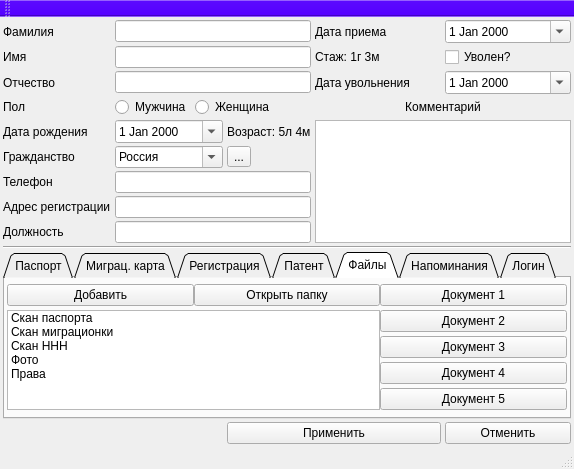
Qt form ui/add_work.ui (Meller008/CRM-Avi) before a commit.
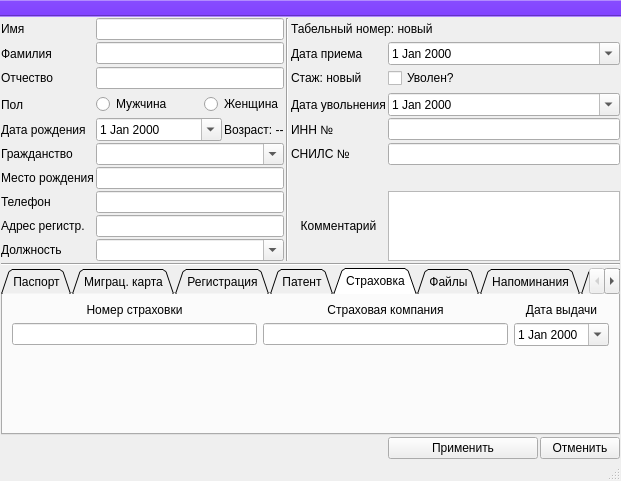
The same form after that commit. The open tabs and pages were chosen to show the change.

```diff
--- a/ui/add_work.ui
+++ b/ui/add_work.ui
@@ -6,253 +6,294 @@
    <rect>
     <x>0</x>
     <y>0</y>
-    <width>574</width>
-    <height>453</height>
+    <width>621</width>
+    <height>449</height>
    </rect>
   </property>
   <property name="windowTitle">
    <string>MainWindow</string>
   </property>
   <widget class="QWidget" name="centralwidget">
-   <layout class="QGridLayout" name="gridLayout">
+   <layout class="QGridLayout" name="gridLayout" columnstretch="0,2,0,0,0,0,1">
     <property name="leftMargin">
-     <number>3</number>
+     <number>1</number>
     </property>
     <property name="topMargin">
-     <number>3</number>
+     <number>1</number>
     </property>
     <property name="rightMargin">
-     <number>3</number>
+     <number>1</number>
     </property>
     <property name="bottomMargin">
-     <number>3</number>
+     <number>0</number>
     </property>
-    <property name="horizontalSpacing">
-     <number>4</number>
+    <property name="spacing">
+     <number>2</number>
     </property>
-    <property name="verticalSpacing">
-     <number>3</number>
-    </property>
-    <item row="3" column="0">
-     <widget class="QLabel" name="label_3">
+    <item row="6" column="2" colspan="2">
+     <widget class="QRadioButton" name="rb_sex_f">
       <property name="text">
-       <string>Отчество</string>
+       <string>Женщина</string>
       </property>
      </widget>
     </item>
-    <item row="0" column="0">
-     <widget class="QLabel" name="label">
-      <property name="text">
-       <string>Фамилия</string>
-      </property>
-     </widget>
-    </item>
-    <item row="2" column="0">
-     <widget class="QLabel" name="label_2">
-      <property name="text">
-       <string>Имя</string>
-      </property>
-     </widget>
-    </item>
-    <item row="6" column="0">
+    <item row="7" column="0">
      <widget class="QLabel" name="label_4">
       <property name="text">
        <string>Дата рождения</string>
       </property>
      </widget>
     </item>
-    <item row="9" column="1" colspan="3">
-     <widget class="QLineEdit" name="lineEdit_5"/>
+    <item row="7" column="5">
+     <widget class="QLabel" name="label_34">
+      <property name="text">
+       <string>ИНН №</string>
+      </property>
+     </widget>
     </item>
     <item row="3" column="5">
-     <widget class="QDateEdit" name="dateEdit_3">
-      <property name="calendarPopup">
-       <bool>true</bool>
+     <widget class="QLabel" name="label_8">
+      <property name="text">
+       <string>Дата приема</string>
       </property>
      </widget>
     </item>
-    <item row="2" column="4">
+    <item row="16" column="6">
+     <layout class="QHBoxLayout" name="horizontalLayout">
+      <item>
+       <widget class="QPushButton" name="pb_acc">
+        <property name="minimumSize">
+         <size>
+          <width>150</width>
+          <height>0</height>
+         </size>
+        </property>
+        <property name="text">
+         <string>Применить</string>
+        </property>
+       </widget>
+      </item>
+      <item>
+       <widget class="QPushButton" name="pushButton_11">
+        <property name="text">
+         <string>Отменить</string>
+        </property>
+       </widget>
+      </item>
+     </layout>
+    </item>
+    <item row="1" column="4" rowspan="12">
+     <widget class="Line" name="line_2">
+      <property name="orientation">
+       <enum>Qt::Vertical</enum>
+      </property>
+     </widget>
+    </item>
+    <item row="3" column="1" colspan="3">
+     <widget class="QLineEdit" name="le_info_last_name">
+      <property name="maxLength">
+       <number>40</number>
+      </property>
+     </widget>
+    </item>
+    <item row="4" column="5">
      <widget class="QLabel" name="label_10">
       <property name="text">
-       <string>Стаж: 1г 3м</string>
+       <string>Стаж: новый</string>
       </property>
      </widget>
     </item>
-    <item row="2" column="5">
-     <widget class="QCheckBox" name="checkBox">
+    <item row="4" column="6">
+     <widget class="QCheckBox" name="cb_info_leave">
       <property name="text">
        <string>Уволен?</string>
       </property>
      </widget>
     </item>
-    <item row="3" column="4">
+    <item row="3" column="0">
+     <widget class="QLabel" name="label">
+      <property name="text">
+       <string>Фамилия</string>
+      </property>
+     </widget>
+    </item>
+    <item row="7" column="6">
+     <widget class="QLineEdit" name="le_info_inn">
+      <property name="maxLength">
+       <number>12</number>
+      </property>
+     </widget>
+    </item>
+    <item row="8" column="0">
+     <widget class="QLabel" name="label_5">
+      <property name="text">
+       <string>Гражданство</string>
+      </property>
+     </widget>
+    </item>
+    <item row="7" column="3">
+     <widget class="QLabel" name="lb_info_years">
+      <property name="text">
+       <string>Возраст: --</string>
+      </property>
+     </widget>
+    </item>
+    <item row="6" column="5">
      <widget class="QLabel" name="label_9">
       <property name="text">
        <string>Дата увольнения</string>
       </property>
      </widget>
     </item>
-    <item row="11" column="0" colspan="6">
-     <widget class="Line" name="line">
-      <property name="orientation">
-       <enum>Qt::Horizontal</enum>
-      </property>
-     </widget>
-    </item>
-    <item row="0" column="4">
-     <widget class="QLabel" name="label_8">
-      <property name="text">
-       <string>Дата приема</string>
-      </property>
-     </widget>
-    </item>
-    <item row="0" column="5">
-     <widget class="QDateEdit" name="dateEdit_2">
+    <item row="3" column="6">
+     <widget class="QDateEdit" name="de_info_recruitment">
       <property name="calendarPopup">
        <bool>true</bool>
       </property>
      </widget>
     </item>
-    <item row="6" column="3">
-     <widget class="QLabel" name="label_7">
-      <property name="text">
-       <string>Возраст: 5л 4м</string>
-      </property>
-     </widget>
-    </item>
-    <item row="8" column="1" colspan="3">
-     <widget class="QLineEdit" name="lineEdit_6"/>
-    </item>
-    <item row="8" column="0">
+    <item row="10" column="0">
      <widget class="QLabel" name="label_12">
       <property name="text">
        <string>Телефон</string>
       </property>
      </widget>
     </item>
-    <item row="7" column="0">
-     <widget class="QLabel" name="label_5">
+    <item row="8" column="5">
+     <widget class="QLabel" name="label_40">
       <property name="text">
-       <string>Гражданство</string>
+       <string>СНИЛС №</string>
       </property>
      </widget>
     </item>
-    <item row="9" column="0">
+    <item row="6" column="0">
+     <widget class="QLabel" name="label_14">
+      <property name="text">
+       <string>Пол</string>
+      </property>
+     </widget>
+    </item>
+    <item row="13" column="0" colspan="7">
+     <widget class="Line" name="line">
+      <property name="orientation">
+       <enum>Qt::Horizontal</enum>
+      </property>
+     </widget>
+    </item>
+    <item row="11" column="1" colspan="3">
+     <widget class="QLineEdit" name="le_info_address">
+      <property name="maxLength">
+       <number>80</number>
+      </property>
+     </widget>
+    </item>
+    <item row="11" column="0">
      <widget class="QLabel" name="label_6">
       <property name="text">
-       <string>Адрес регистрации</string>
+       <string>Адрес регистр.</string>
       </property>
      </widget>
     </item>
-    <item row="0" column="1" colspan="3">
-     <widget class="QLineEdit" name="lineEdit"/>
+    <item row="1" column="5" rowspan="2" colspan="2">
+     <widget class="QLabel" name="lb_info_id">
+      <property name="styleSheet">
+       <string notr="true">font: 10pt &quot;Tahoma&quot;;</string>
+      </property>
+      <property name="text">
+       <string>Табельный номер: новый</string>
+      </property>
+     </widget>
     </item>
-    <item row="2" column="1" colspan="3">
-     <widget class="QLineEdit" name="lineEdit_2"/>
+    <item row="10" column="6" rowspan="3">
+     <widget class="QPlainTextEdit" name="le_info_note"/>
     </item>
-    <item row="6" column="1" colspan="2">
-     <widget class="QDateEdit" name="dateEdit">
+    <item row="4" column="1" colspan="3">
+     <widget class="QLineEdit" name="le_info_middle_name">
+      <property name="maxLength">
+       <number>40</number>
+      </property>
+     </widget>
+    </item>
+    <item row="6" column="6">
+     <widget class="QDateEdit" name="de_info_leave">
       <property name="calendarPopup">
        <bool>true</bool>
       </property>
      </widget>
     </item>
-    <item row="3" column="1" colspan="3">
-     <widget class="QLineEdit" name="lineEdit_3"/>
-    </item>
-    <item row="5" column="4" colspan="2">
+    <item row="10" column="5" rowspan="3">
      <widget class="QLabel" name="label_11">
       <property name="text">
        <string>&lt;html&gt;&lt;head/&gt;&lt;body&gt;&lt;p align=&quot;center&quot;&gt;Комментарий&lt;/p&gt;&lt;/body&gt;&lt;/html&gt;</string>
       </property>
      </widget>
     </item>
-    <item row="5" column="1">
-     <widget class="QRadioButton" name="radioButton">
+    <item row="4" column="0">
+     <widget class="QLabel" name="label_3">
+      <property name="text">
+       <string>Отчество</string>
+      </property>
+     </widget>
+    </item>
+    <item row="1" column="1" rowspan="2" colspan="3">
+     <widget class="QLineEdit" name="le_info_first_name">
+      <property name="maxLength">
+       <number>40</number>
+      </property>
+     </widget>
+    </item>
+    <item row="6" column="1">
+     <widget class="QRadioButton" name="rb_sex_m">
       <property name="text">
        <string>Мужчина</string>
       </property>
      </widget>
     </item>
-    <item row="5" column="0">
-     <widget class="QLabel" name="label_14">
+    <item row="1" column="0" rowspan="2">
+     <widget class="QLabel" name="label_2">
       <property name="text">
-       <string>Пол</string>
+       <string>Имя</string>
       </property>
      </widget>
     </item>
-    <item row="5" column="2" colspan="2">
-     <widget class="QRadioButton" name="radioButton_2">
-      <property name="text">
-       <string>Женщина</string>
-      </property>
-     </widget>
-    </item>
-    <item row="7" column="1" colspan="2">
-     <widget class="QComboBox" name="comboBox">
-      <property name="editable">
-       <bool>true</bool>
-      </property>
-      <item>
-       <property name="text">
-        <string>Россия</string>
-       </property>
-      </item>
-      <item>
-       <property name="text">
-        <string>Киргизия</string>
-       </property>
-      </item>
-     </widget>
-    </item>
-    <item row="7" column="3">
-     <widget class="QToolButton" name="toolButton">
-      <property name="text">
-       <string>...</string>
-      </property>
-     </widget>
-    </item>
-    <item row="14" column="5">
-     <widget class="QPushButton" name="pushButton_10">
-      <property name="text">
-       <string>Отменить</string>
-      </property>
-     </widget>
-    </item>
-    <item row="14" column="3" colspan="2">
-     <widget class="QPushButton" name="pushButton_11">
-      <property name="text">
-       <string>Применить</string>
-      </property>
-     </widget>
-    </item>
-    <item row="10" column="0">
-     <widget class="QLabel" name="label_23">
-      <property name="text">
-       <string>Должность</string>
-      </property>
-     </widget>
-    </item>
-    <item row="6" column="4" rowspan="5" colspan="2">
-     <widget class="QPlainTextEdit" name="plainTextEdit"/>
-    </item>
     <item row="10" column="1" colspan="3">
-     <widget class="QLineEdit" name="lineEdit_12"/>
+     <widget class="QLineEdit" name="le_info_phone">
+      <property name="maxLength">
+       <number>13</number>
+      </property>
+     </widget>
     </item>
-    <item row="13" column="0" colspan="6">
-     <widget class="QTabWidget" name="tabWidget">
+    <item row="7" column="1" colspan="2">
+     <widget class="QDateEdit" name="de_info_birth">
+      <property name="calendarPopup">
+       <bool>true</bool>
+      </property>
+     </widget>
+    </item>
+    <item row="9" column="1" colspan="3">
+     <widget class="QLineEdit" name="le_info_birthplace"/>
+    </item>
+    <item row="9" column="0">
+     <widget class="QLabel" name="label_7">
+      <property name="text">
+       <string>Место рождения</string>
+      </property>
+     </widget>
+    </item>
+    <item row="15" column="0" colspan="7">
+     <widget class="QTabWidget" name="tw_info">
       <property name="styleSheet">
        <string notr="true"/>
       </property>
+      <property name="tabPosition">
+       <enum>QTabWidget::North</enum>
+      </property>
       <property name="tabShape">
        <enum>QTabWidget::Triangular</enum>
       </property>
       <property name="currentIndex">
        <number>0</number>
       </property>
-      <property name="elideMode">
-       <enum>Qt::ElideNone</enum>
-      </property>
       <property name="usesScrollButtons">
        <bool>true</bool>
       </property>
@@ -607,7 +648,65 @@
          </widget>
         </item>
         <item row="5" column="0">
-         <widget class="QLineEdit" name="lineEdit_21"/>
+         <widget class="QLineEdit" name="le_patent_issued">
+          <property name="maxLength">
+           <number>38</number>
+          </property>
+         </widget>
+        </item>
+       </layout>
+      </widget>
+      <widget class="QWidget" name="tab_8">
+       <attribute name="title">
+        <string>Страховка</string>
+       </attribute>
+       <layout class="QGridLayout" name="gridLayout_9">
+        <item row="1" column="0">
+         <widget class="QLineEdit" name="le_insurance_number"/>
+        </item>
+        <item row="1" column="3">
+         <widget class="QDateEdit" name="de_insurance_date">
+          <property name="calendarPopup">
+           <bool>true</bool>
+          </property>
+         </widget>
+        </item>
+        <item row="1" column="2">
+         <widget class="QLineEdit" name="le_insurance_company"/>
+        </item>
+        <item row="0" column="2">
+         <widget class="QLabel" name="label_42">
+          <property name="text">
+           <string>&lt;html&gt;&lt;head/&gt;&lt;body&gt;&lt;p align=&quot;center&quot;&gt;Страховая компания&lt;/p&gt;&lt;/body&gt;&lt;/html&gt;</string>
+          </property>
+         </widget>
+        </item>
+        <item row="0" column="3">
+         <widget class="QLabel" name="label_43">
+          <property name="text">
+           <string>&lt;html&gt;&lt;head/&gt;&lt;body&gt;&lt;p align=&quot;center&quot;&gt;Дата выдачи&lt;/p&gt;&lt;/body&gt;&lt;/html&gt;</string>
+          </property>
+         </widget>
+        </item>
+        <item row="0" column="0">
+         <widget class="QLabel" name="label_41">
+          <property name="text">
+           <string>&lt;html&gt;&lt;head/&gt;&lt;body&gt;&lt;p align=&quot;center&quot;&gt;Номер страховки&lt;/p&gt;&lt;/body&gt;&lt;/html&gt;</string>
+          </property>
+         </widget>
+        </item>
+        <item row="2" column="2">
+         <spacer name="verticalSpacer_6">
+          <property name="orientation">
+           <enum>Qt::Vertical</enum>
+          </property>
+          <property name="sizeHint" stdset="0">
+           <size>
+            <width>20</width>
+            <height>40</height>
+           </size>
+          </property>
+         </spacer>
         </item>
        </layout>
       </widget>
@@ -634,42 +733,42 @@
         <item row="4" column="2">
          <widget class="QPushButton" name="pushButton_4">
           <property name="text">
-           <string>Документ 4</string>
+           <string>Трудовой договор</string>
           </property>
          </widget>
         </item>
         <item row="2" column="2">
          <widget class="QPushButton" name="pushButton_5">
           <property name="text">
-           <string>Документ 2</string>
+           <string>Уведомление о расторжении труд.дог.</string>
           </property>
          </widget>
         </item>
         <item row="1" column="2">
          <widget class="QPushButton" name="pushButton">
           <property name="text">
-           <string>Документ 1</string>
+           <string>Уведомление о заключении труд.дог.</string>
           </property>
          </widget>
         </item>
         <item row="3" column="2">
          <widget class="QPushButton" name="pushButton_6">
           <property name="text">
-           <string>Документ 3</string>
+           <string>Уведомление о регистрации</string>
           </property>
          </widget>
         </item>
         <item row="5" column="2">
          <widget class="QPushButton" name="pushButton_7">
           <property name="text">
-           <string>Документ 5</string>
+           <string>Пусто</string>
           </property>
          </widget>
         </item>
         <item row="1" column="0">
          <widget class="QPushButton" name="pushButton_2">
           <property name="text">
-           <string>Добавить</string>
+           <string>Добавить фаил</string>
           </property>
          </widget>
         </item>
@@ -681,33 +780,7 @@
          </widget>
         </item>
         <item row="2" column="0" rowspan="4" colspan="2">
-         <widget class="QListWidget" name="listWidget">
-          <item>
-           <property name="text">
-            <string>Скан паспорта</string>
-           </property>
-          </item>
-          <item>
-           <property name="text">
-            <string>Скан миграционки</string>
-           </property>
-          </item>
-          <item>
-           <property name="text">
-            <string>Скан ННН</string>
-           </property>
-          </item>
-          <item>
-           <property name="text">
-            <string>Фото</string>
-           </property>
-          </item>
-          <item>
-           <property name="text">
-            <string>Права</string>
-           </property>
-          </item>
-         </widget>
+         <widget class="QListWidget" name="listWidget"/>
         </item>
        </layout>
       </widget>
@@ -798,6 +871,34 @@
       </widget>
      </widget>
     </item>
+    <item row="8" column="6">
+     <widget class="QLineEdit" name="le_info_snils">
+      <property name="maxLength">
+       <number>13</number>
+      </property>
+     </widget>
+    </item>
+    <item row="12" column="1" colspan="3">
+     <widget class="QComboBox" name="cb_info_position">
+      <property name="editable">
+       <bool>true</bool>
+      </property>
+     </widget>
+    </item>
+    <item row="8" column="1" colspan="3">
+     <widget class="QComboBox" name="cb_info_country">
+      <property name="editable">
+       <bool>true</bool>
+      </property>
+     </widget>
+    </item>
+    <item row="12" column="0">
+     <widget class="QLabel" name="label_23">
+      <property name="text">
+       <string>Должность</string>
+      </property>
+     </widget>
+    </item>
    </layout>
   </widget>
   <widget class="QStatusBar" name="statusbar"/>
@@ -806,7 +907,10 @@
     <string>toolBar</string>
    </property>
    <property name="styleSheet">
-    <string notr="true">background-color: rgb(85, 0, 255);</string>
+    <string notr="true">background-color: rgb(129, 66, 255);</string>
+   </property>
+   <property name="movable">
+    <bool>false</bool>
    </property>
    <attribute name="toolBarArea">
     <enum>TopToolBarArea</enum>
```
Left out of the diff: 1256 changed lines with no effect on the pictures.
